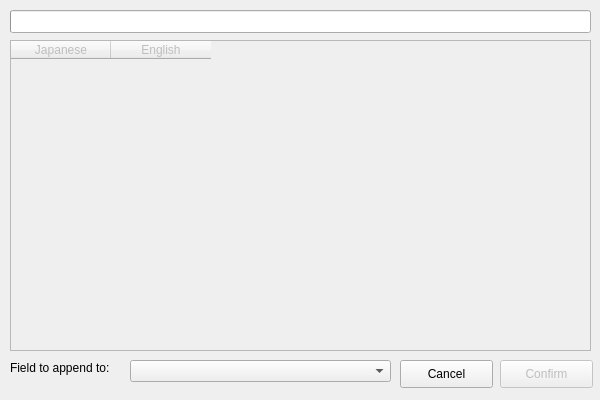
Before: the Qt Designer form nihongo_companion/gui/designer/SelectExamples.ui in northy/anki-nihongo-companion, drawn with Qt 5.
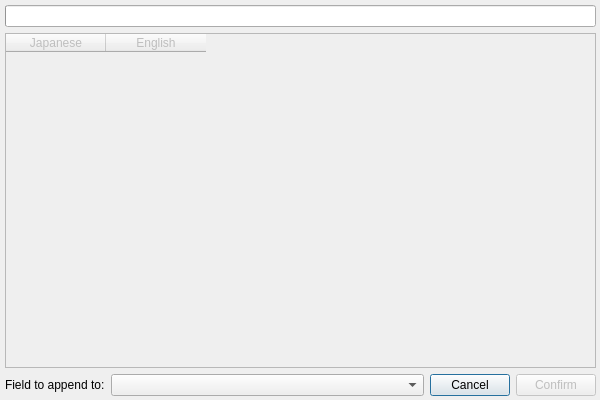
After: the same form once the commit is applied.

The edit to the form file:
```diff
--- a/nihongo_companion/gui/designer/SelectExamples.ui
+++ b/nihongo_companion/gui/designer/SelectExamples.ui
@@ -28,33 +28,57 @@
   <property name="windowTitle">
    <string>Nihongo Companion</string>
   </property>
+  <widget class="QWidget" name="">
+   <property name="geometry">
+    <rect>
+     <x>0</x>
+     <y>0</y>
+     <width>601</width>
+     <height>401</height>
+    </rect>
+   </property>
+   <layout class="QVBoxLayout" name="vlAll">
+    <property name="leftMargin">
+     <number>5</number>
+    </property>
+    <property name="topMargin">
+     <number>5</number>
+    </property>
+    <property name="rightMargin">
+     <number>5</number>
+    </property>
+    <property name="bottomMargin">
+     <number>5</number>
+    </property>
+    <item>
   <widget class="QProgressBar" name="pbSearch">
-   <property name="geometry">
-    <rect>
-     <x>10</x>
-     <y>10</y>
-     <width>581</width>
-     <height>23</height>
-    </rect>
+      <property name="maximumSize">
+       <size>
+        <width>9999</width>
+        <height>9999</height>
+       </size>
    </property>
    <property name="value">
     <number>0</number>
    </property>
+      <property name="alignment">
+       <set>Qt::AlignHCenter|Qt::AlignTop</set>
+      </property>
    <property name="textVisible">
     <bool>false</bool>
    </property>
   </widget>
+    </item>
+    <item>
   <widget class="QTableWidget" name="tExamples">
    <property name="enabled">
     <bool>false</bool>
    </property>
-   <property name="geometry">
-    <rect>
-     <x>10</x>
-     <y>40</y>
-     <width>581</width>
-     <height>311</height>
-    </rect>
+      <property name="maximumSize">
+       <size>
+        <width>9999</width>
+        <height>9999</height>
+       </size>
    </property>
    <attribute name="verticalHeaderVisible">
     <bool>false</bool>
@@ -70,57 +94,46 @@
     </property>
    </column>
   </widget>
-  <widget class="QComboBox" name="cbField_out">
-   <property name="geometry">
-    <rect>
-     <x>130</x>
-     <y>360</y>
-     <width>261</width>
-     <height>22</height>
-    </rect>
-   </property>
-  </widget>
+    </item>
+    <item>
+     <layout class="QHBoxLayout" name="hlBottom">
+      <item>
   <widget class="QLabel" name="labelField_out">
-   <property name="geometry">
-    <rect>
-     <x>10</x>
-     <y>360</y>
-     <width>111</width>
-     <height>16</height>
-    </rect>
-   </property>
    <property name="text">
     <string>Field to append to:</string>
    </property>
   </widget>
-  <widget class="QPushButton" name="bConfirm">
-   <property name="enabled">
-    <bool>false</bool>
-   </property>
-   <property name="geometry">
-    <rect>
-     <x>500</x>
-     <y>360</y>
-     <width>93</width>
-     <height>28</height>
-    </rect>
-   </property>
-   <property name="text">
-    <string>Confirm</string>
-   </property>
-  </widget>
+      </item>
+      <item>
+       <widget class="QComboBox" name="cbField_out">
+        <property name="sizePolicy">
+         <sizepolicy hsizetype="Expanding" vsizetype="Fixed">
+          <horstretch>0</horstretch>
+          <verstretch>0</verstretch>
+         </sizepolicy>
+        </property>
+       </widget>
+      </item>
+      <item>
   <widget class="QPushButton" name="bCancel">
-   <property name="geometry">
-    <rect>
-     <x>400</x>
-     <y>360</y>
-     <width>93</width>
-     <height>28</height>
-    </rect>
-   </property>
    <property name="text">
     <string>Cancel</string>
    </property>
+       </widget>
+      </item>
+      <item>
+       <widget class="QPushButton" name="bConfirm">
+        <property name="enabled">
+         <bool>false</bool>
+        </property>
+        <property name="text">
+         <string>Confirm</string>
+        </property>
+       </widget>
+      </item>
+     </layout>
+    </item>
+   </layout>
   </widget>
  </widget>
  <resources/>
```
Lines whose indentation alone changed are shown as unchanged.
